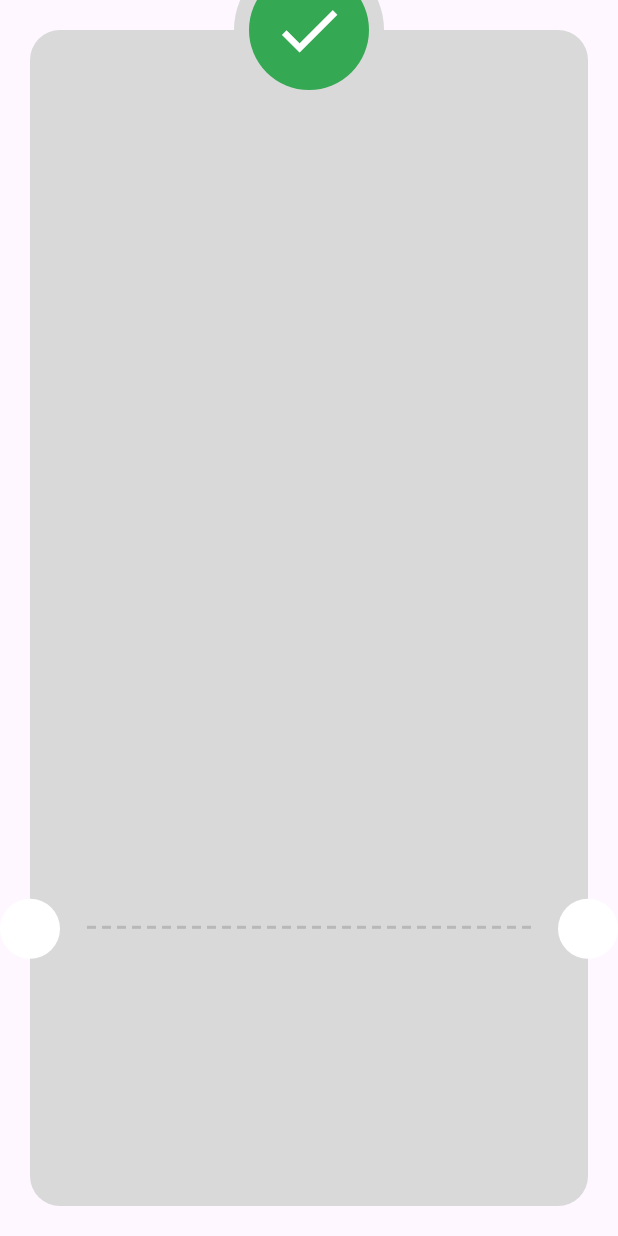
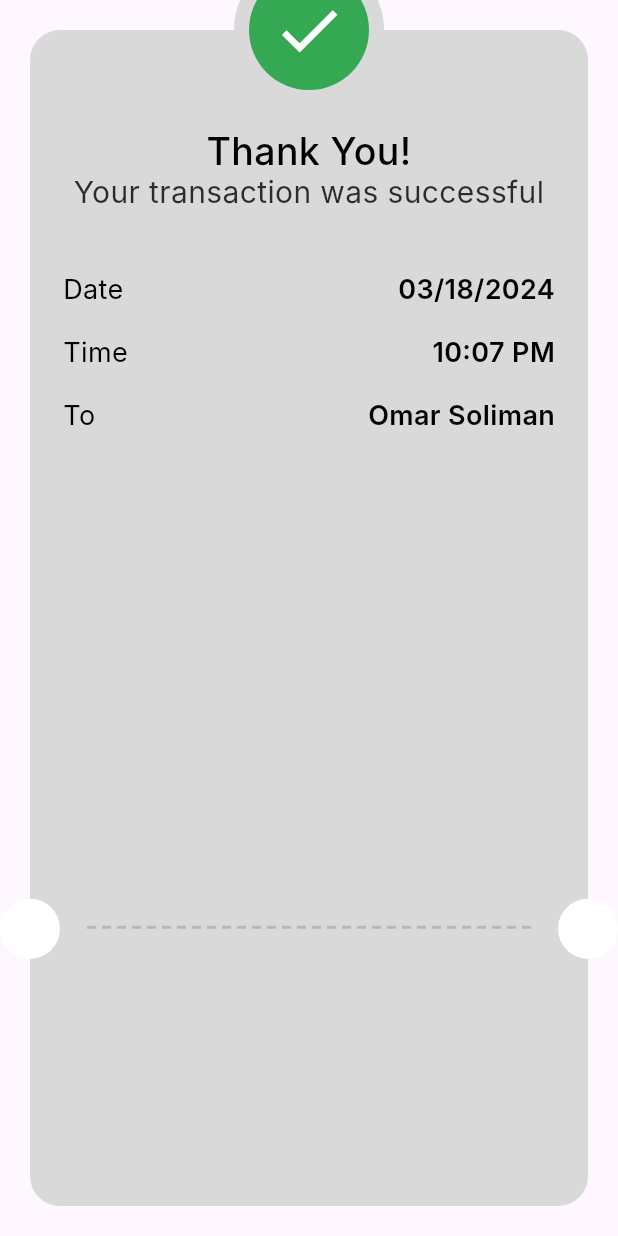
Before and after one commit to omarshaf3y/Payment_Checkout, a Flutter app: the ThankYouView screen opened directly, on a phone screen of 412 x 824 dp. Run offline on Flutter 3.47's test engine with Material 3 defaults, Android fonts, the phone set to English and light mode, and no system bars; our stand-ins replace flutter_credit_card, flutter_svg; Roboto replaces fonts that are missing (Inter).

Commit message:
Create payment item info

```diff
--- /dev/null
+++ b/lib/features/checkout/presentation/views/widgets/payment_item_info.dart
@@ -0,0 +1,25 @@
+import 'package:flutter/material.dart';
+import 'package:payment_checkout/core/utils/styles.dart';
+
+class PaymentItemInfo extends StatelessWidget {
+  const PaymentItemInfo({super.key, required this.title, required this.value});
+  final String title, value;
+  @override
+  Widget build(BuildContext context) {
+    return Row(
+      mainAxisAlignment: MainAxisAlignment.spaceBetween,
+      children: [
+        Text(
+          title,
+          textAlign: TextAlign.center,
+          style: Styles.style18,
+        ),
+        Text(
+          value,
+          textAlign: TextAlign.center,
+          style: Styles.styleBold18,
+        ),
+      ],
+    );
+  }
+}
--- a/lib/features/checkout/presentation/views/widgets/thank_you_card.dart
+++ b/lib/features/checkout/presentation/views/widgets/thank_you_card.dart
@@ -1,4 +1,6 @@
 import 'package:flutter/material.dart';
+import 'package:payment_checkout/core/utils/styles.dart';
+import 'package:payment_checkout/features/checkout/presentation/views/widgets/payment_item_info.dart';
 
 class ThankYouCard extends StatelessWidget {
   const ThankYouCard({
@@ -8,12 +10,51 @@ class ThankYouCard extends StatelessWidget {
   @override
   Widget build(BuildContext context) {
     return Container(
+      width: double.infinity,
       decoration: ShapeDecoration(
         color: const Color(0xFFd9d9d9),
         shape: RoundedRectangleBorder(
           borderRadius: BorderRadius.circular(20),
         ),
       ),
+      child: Padding(
+        padding: const EdgeInsets.only(top: 50 + 16, left: 22, right: 22),
+        child: Column(
+          children: [
+            Text(
+              'Thank You!',
+              textAlign: TextAlign.center,
+              style: Styles.style25,
+            ),
+            Text(
+              'Your transaction was successful',
+              textAlign: TextAlign.center,
+              style: Styles.style20,
+            ),
+            const SizedBox(
+              height: 42,
+            ),
+            const PaymentItemInfo(
+              title: 'Date',
+              value: '03/18/2024',
+            ),
+            const SizedBox(
+              height: 20,
+            ),
+            const PaymentItemInfo(
+              title: 'Time',
+              value: '10:07 PM',
+            ),
+            const SizedBox(
+              height: 20,
+            ),
+            const PaymentItemInfo(
+              title: 'To',
+              value: 'Omar Soliman',
+            ),
+          ],
+        ),
+      ),
     );
   }
 }
```
